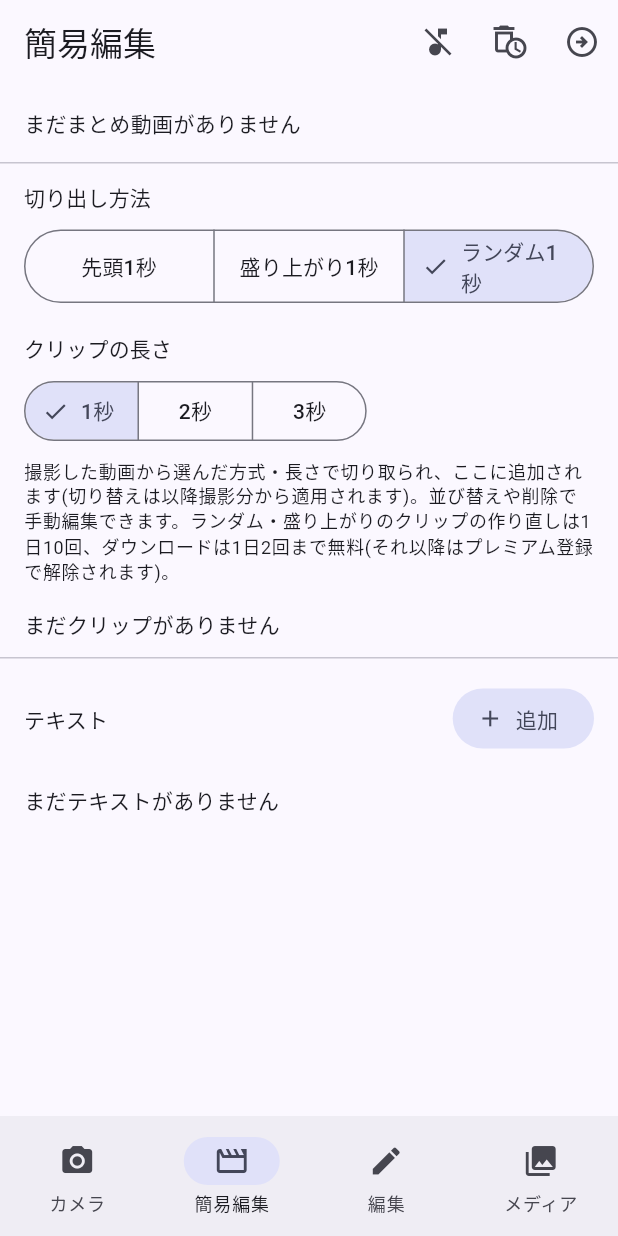
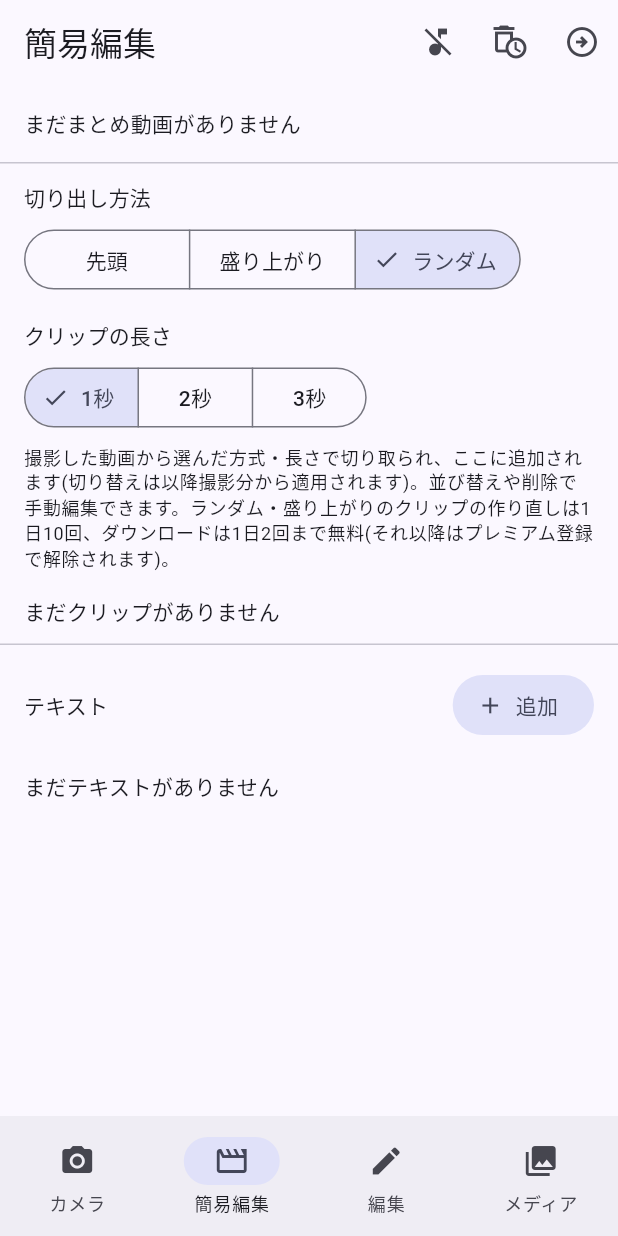
Before and after one commit to toshitoshi-creator/toshi_vlog, a Flutter app: the screen it shows after launch, item 2 of the bottom bar chosen, on a phone screen of 412 x 824 dp. Run offline on Flutter 3.47's test engine with Material 3 defaults, Android fonts, the phone set to English and light mode, and no system bars; our stand-ins replace audioplayers, camera, file_picker, flutter_colorpicker, google_mobile_ads, image_picker and 2 more; missing offline and left inert: ffmpeg_kit_flutter_new, gal; statements that could not run were skipped.

Commit message:
Drop the hardcoded "1秒" suffix from trim mode labels
ClipTrimMode.label said "先頭1秒"/"盛り上がり1秒"/"ランダム1秒"
regardless of the actual clip-length setting next to it, so it went
stale as soon as that was changed to 2秒/3秒. Now just "先頭"/
"盛り上がり"/"ランダム". Also drops clip_management_section.dart's
now-duplicate _trimModeShortLabel helper in favor of this same label.

```diff
--- a/lib/models/clip_trim_mode.dart
+++ b/lib/models/clip_trim_mode.dart
@@ -4,8 +4,8 @@ enum ClipTrimMode {
   random;
 
   String get label => switch (this) {
-    ClipTrimMode.start => '先頭1秒',
-    ClipTrimMode.loudest => '盛り上がり1秒',
-    ClipTrimMode.random => 'ランダム1秒',
+    ClipTrimMode.start => '先頭',
+    ClipTrimMode.loudest => '盛り上がり',
+    ClipTrimMode.random => 'ランダム',
   };
 }
--- a/lib/widgets/clip_management_section.dart
+++ b/lib/widgets/clip_management_section.dart
@@ -43,12 +43,6 @@ class ClipManagementSection extends StatelessWidget {
       redoQuota.recordRedo();
     }
   }
-
-  String _trimModeShortLabel(ClipTrimMode mode) => switch (mode) {
-    ClipTrimMode.start => '先頭',
-    ClipTrimMode.loudest => '盛り上がり',
-    ClipTrimMode.random => 'ランダム',
-  };
 
   @override
   Widget build(BuildContext context) {
@@ -115,9 +109,7 @@ class ClipManagementSection extends StatelessWidget {
               final segment = reel.segments[index];
               final durationLabel =
                   '${(segment.duration.inMilliseconds / 1000).toStringAsFixed(1)}秒';
-              final modeLabel = segment.trimModeUsed != null
-                  ? _trimModeShortLabel(segment.trimModeUsed!)
-                  : null;
+              final modeLabel = segment.trimModeUsed?.label;
               return ListTile(
                 key: ValueKey(segment.id),
                 leading: VideoThumbnail(file: segment.file),
```
